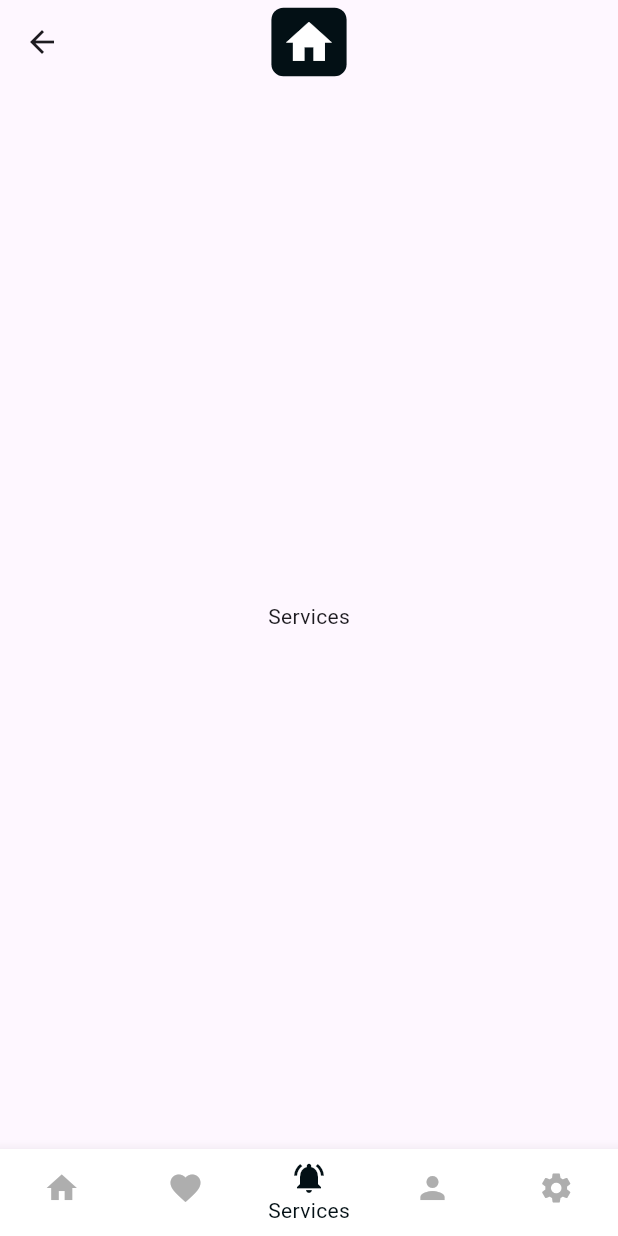
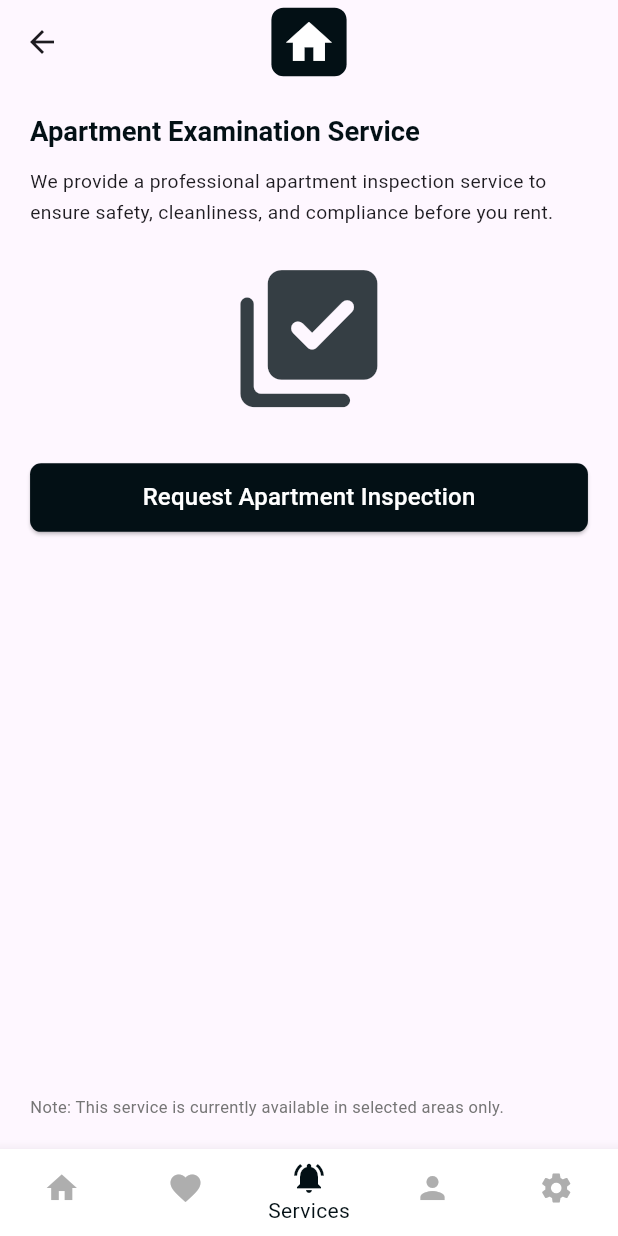
Before and after one commit to Mahmoudyuones/Sakany, a Flutter app: the HomeScreen screen opened by its route, item 3 of the bottom bar chosen, on a phone screen of 412 x 824 dp. Run offline on Flutter 3.47's test engine with Material 3 defaults, Android fonts, the phone set to English and light mode, and no system bars; our stand-ins replace animate_do, device_info_plus, dotted_border, flutter_bloc, flutter_screenutil, fluttertoast and 4 more; network calls fail.

Commit message:
make basic ui

```diff
--- /dev/null
+++ b/lib/features/services/services_tap.dart
@@ -0,0 +1,70 @@
+import 'package:flutter/material.dart';
+import 'package:flutter_screenutil/flutter_screenutil.dart';
+import 'package:sakany/core/resources/color_manager.dart';
+import 'package:sakany/core/widgets/default_elevated_button.dart';
+
+class ServicesTap extends StatelessWidget {
+  const ServicesTap({super.key});
+
+  @override
+  Widget build(BuildContext context) {
+    return Padding(
+      padding: EdgeInsets.all(20.w),
+      child: Column(
+        crossAxisAlignment: CrossAxisAlignment.start,
+        children: [
+          // Title
+          Text(
+            'Apartment Examination Service',
+            style: Theme.of(context).textTheme.titleLarge!.copyWith(
+              color: ColorManager.primaryColor,
+              fontWeight: FontWeight.bold,
+              fontSize: 20.sp,
+            ),
+          ),
+          SizedBox(height: 12.h),
+
+          // Description
+          Text(
+            'We provide a professional apartment inspection service to ensure safety, cleanliness, and compliance before you rent.',
+            style: Theme.of(
+              context,
+            ).textTheme.bodyMedium!.copyWith(fontSize: 14.sp, height: 1.6),
+          ),
+          SizedBox(height: 20.h),
+
+          // Illustration or icon
+          Center(
+            child: Icon(
+              Icons.library_add_check_rounded, // Or any inspection-related icon
+              size: 120.sp,
+              color: ColorManager.primaryColor.withOpacity(0.8),
+            ),
+          ),
+          SizedBox(height: 30.h),
+
+          // Call-to-action button
+          DefaultElevatedButton(
+            text: 'Request Apartment Inspection',
+            onPressed: () {
+              // Navigate or show form
+              ScaffoldMessenger.of(context).showSnackBar(
+                const SnackBar(
+                  content: Text('Request submitted. We will contact you soon!'),
+                ),
+              );
+            },
+          ),
+
+          // Optional: Spacer and info
+          const Spacer(),
+
+          Text(
+            'Note: This service is currently available in selected areas only.',
+            style: TextStyle(fontSize: 12.sp, color: Colors.grey.shade600),
+          ),
+        ],
+      ),
+    );
+  }
+}
--- a/lib/home_screen.dart
+++ b/lib/home_screen.dart
@@ -3,6 +3,9 @@ import 'package:flutter_screenutil/flutter_screenutil.dart';
 import 'package:sakany/core/resources/color_manager.dart';
 import 'package:sakany/features/faviortes/faviortes.dart';
 import 'package:sakany/features/home/home_tap.dart';
+import 'package:sakany/features/proile/profile_tap.dart';
+import 'package:sakany/features/services/services_tap.dart';
+import 'package:sakany/features/settings/settings_tap.dart';
 
 class HomeScreen extends StatefulWidget {
   static const String routeName = '/home_screen';
@@ -16,9 +19,9 @@ class _HomeScreenState extends State<HomeScreen> {
   List<Widget> screens = [
     HomeTap(),
     FavoritesTap(),
-    Center(child: Text('Services')),
-    Center(child: Text('Profile')),
-    Center(child: Text('Settings')),
+    ServicesTap(),
+    ProfileTab(),
+    SettingsTab(),
   ];
   int currentIndex = 0;
   @override
--- a/lib/main.dart
+++ b/lib/main.dart
@@ -34,7 +34,7 @@
               HomeScreen.routeName: (_) => HomeScreen(),
               UserProfileFormScreen.routeName: (_) => UserProfileFormScreen(),
             },
-            initialRoute: UserProfileFormScreen.routeName,
+            initialRoute: HomeScreen.routeName,
           ),
     );
   }
--- a/pubspec.yaml
+++ b/pubspec.yaml
@@ -51,6 +51,7 @@ dependencies:
   dartz: ^0.10.1
   get_it: ^7.7.0
   injectable: ^2.4.4
+  easy_localization: ^3.0.1
 
 dev_dependencies:
   flutter_test:
```
Also changed, not shown: lib/features/auth/presentation/screens/user_profile_form_screen.dart (+3 -14 lines), lib/features/proile/profile_tap.dart (added, +17 -0 lines), lib/features/settings/settings_tap.dart (added, +103 -0 lines).
